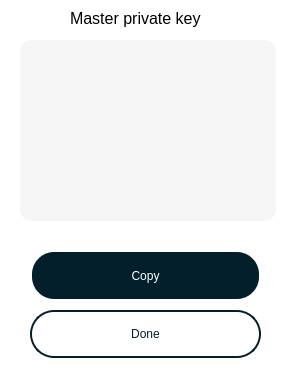
Above: xprivDialog.ui from nunchuk-io/key-utils before the change. Below: the same form after it.
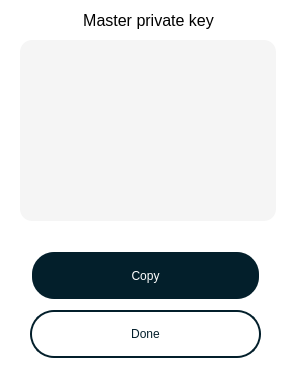
That is the form after the change.

Patch:
```diff
--- a/xprivDialog.ui
+++ b/xprivDialog.ui
@@ -324,44 +324,17 @@
    <property name="frameShadow">
     <enum>QFrame::Raised</enum>
    </property>
-   <widget class="QLabel" name="xprivKey">
+   <widget class="QTextBrowser" name="xprivKey">
     <property name="geometry">
      <rect>
-      <x>10</x>
-      <y>10</y>
-      <width>235</width>
-      <height>162</height>
+      <x>12</x>
+      <y>11</y>
+      <width>230</width>
+      <height>160</height>
      </rect>
     </property>
-    <property name="text">
-     <string/>
-    </property>
-    <property name="alignment">
-     <set>Qt::AlignLeading|Qt::AlignLeft|Qt::AlignTop</set>
-    </property>
-    <property name="wordWrap">
-     <bool>true</bool>
-    </property>
    </widget>
   </widget>
-  <widget class="QLabel" name="label">
-   <property name="geometry">
-    <rect>
-     <x>70</x>
-     <y>10</y>
-     <width>141</width>
-     <height>17</height>
-    </rect>
-   </property>
-   <property name="font">
-    <font>
-     <pointsize>12</pointsize>
-    </font>
-   </property>
-   <property name="text">
-    <string>Master private key</string>
-   </property>
-  </widget>
   <widget class="QFrame" name="frameXpriv">
    <property name="geometry">
     <rect>
@@ -387,6 +360,27 @@
    <property name="midLineWidth">
     <number>5</number>
    </property>
+   <widget class="QLabel" name="label">
+    <property name="geometry">
+     <rect>
+      <x>23</x>
+      <y>10</y>
+      <width>251</width>
+      <height>20</height>
+     </rect>
+    </property>
+    <property name="font">
+     <font>
+      <pointsize>12</pointsize>
+     </font>
+    </property>
+    <property name="text">
+     <string>Master private key</string>
+    </property>
+    <property name="alignment">
+     <set>Qt::AlignCenter</set>
+    </property>
+   </widget>
   </widget>
   <zorder>frameXpriv</zorder>
   <zorder>copyBtn</zorder>
```
Left out of the diff: 1 changed line with no effect on the pictures.
